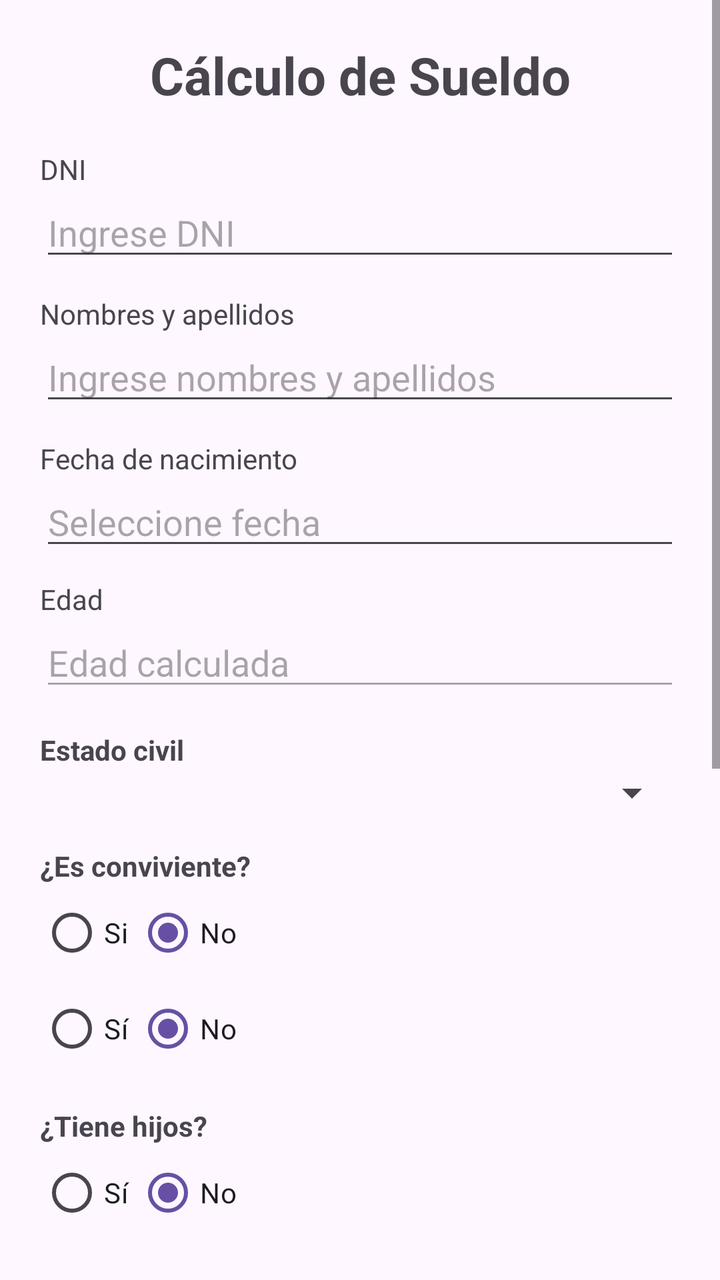
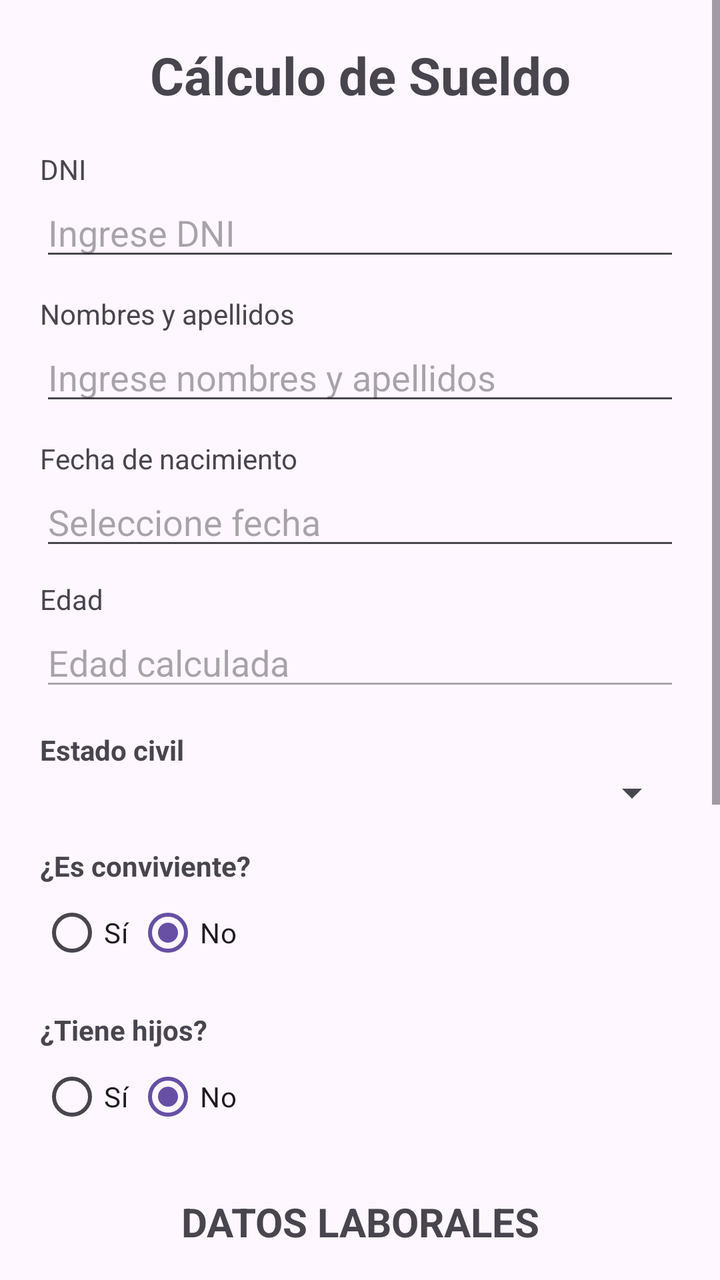

The first picture is an Android layout as it rendered before a commit; the second is the same layout after the commit. The layout source and the unified diff follow.
<!-- AndroidManifest.xml: application theme Theme.AppSueldo -->
<!-- res/layout/activity_main.xml -->
<?xml version="1.0" encoding="utf-8"?>
<androidx.constraintlayout.widget.ConstraintLayout xmlns:android="http://schemas.android.com/apk/res/android"
    xmlns:app="http://schemas.android.com/apk/res-auto"
    xmlns:tools="http://schemas.android.com/tools"
    android:id="@+id/main"
    android:layout_width="match_parent"
    android:layout_height="match_parent"
    tools:context=".MainActivity">

    <ScrollView
        android:layout_width="match_parent"
        android:layout_height="match_parent">

        <LinearLayout
            android:layout_width="match_parent"
            android:layout_height="wrap_content"
            android:orientation="vertical"
            android:padding="20dp">

            

            <TextView
                android:layout_width="match_parent"
                android:layout_height="wrap_content"
                android:text="Cálculo de Sueldo"
                android:textSize="26sp"
                android:textStyle="bold"
                android:gravity="center"
                android:layout_marginBottom="20dp"/>

            

            <TextView
                android:layout_width="wrap_content"
                android:layout_height="wrap_content"
                android:text="DNI"/>

            <EditText
                android:id="@+id/txtDni"
                android:layout_width="match_parent"
                android:layout_height="wrap_content"
                android:hint="Ingrese DNI"
                android:inputType="number"
                android:maxLength="8"/>

            

            <TextView
                android:layout_width="wrap_content"
                android:layout_height="wrap_content"
                android:text="Nombres y apellidos"
                android:layout_marginTop="12dp"/>

            <EditText
                android:id="@+id/txtNombres"
                android:layout_width="match_parent"
                android:layout_height="wrap_content"
                android:hint="Ingrese nombres y apellidos"/>

            

            <TextView
                android:layout_width="wrap_content"
                android:layout_height="wrap_content"
                android:text="Fecha de nacimiento"
                android:layout_marginTop="12dp"/>

            <EditText
                android:id="@+id/txtFechaNacimiento"
                android:layout_width="match_parent"
                android:layout_height="wrap_content"
                android:hint="Seleccione fecha"
                android:focusable="false"
                android:clickable="true" />

            

            <TextView
                android:layout_width="wrap_content"
                android:layout_height="wrap_content"
                android:text="Edad"
                android:layout_marginTop="10dp"/>

            <EditText
                android:id="@+id/txtEdad"
                android:layout_width="match_parent"
                android:layout_height="wrap_content"
                android:hint="Edad calculada"
                android:enabled="false"/>

            

            <TextView
                android:layout_width="wrap_content"
                android:layout_height="wrap_content"
                android:text="Estado civil"
                android:textStyle="bold"
                android:layout_marginTop="15dp"/>

            <Spinner
                android:id="@+id/spEstadoCivil"
                android:layout_width="match_parent"
                android:layout_height="wrap_content"/>

            

            <TextView
                android:layout_width="wrap_content"
                android:layout_height="wrap_content"
                android:text="¿Es conviviente?"
                android:textStyle="bold"
                android:layout_marginTop="15dp"/>

            <RadioGroup
                android:id="@+id/rgConvivientePrueba"
                android:layout_width="match_parent"
                android:layout_height="match_parent"
                android:orientation="horizontal">

                <RadioButton
                    android:id="@+id/rbConvivientePruebaSi"
                    android:layout_width="wrap_content"
                    android:layout_height="wrap_content"
                    android:text="Si" />

                <RadioButton
                    android:id="@+id/rbConvivientePruebaNo"
                    android:layout_width="wrap_content"
                    android:layout_height="wrap_content"
                    android:checked="true"
                    android:text="No" />
            </RadioGroup>

            <RadioGroup
                android:id="@+id/rgConviviente"
                android:layout_width="match_parent"
                android:layout_height="wrap_content"
                android:orientation="horizontal">

                <RadioButton
                    android:id="@+id/rbConvivienteSi"
                    android:layout_width="wrap_content"
                    android:layout_height="wrap_content"
                    android:text="Sí"/>

                <RadioButton
                    android:id="@+id/rbConvivienteNo"
                    android:layout_width="wrap_content"
                    android:layout_height="wrap_content"
                    android:text="No"
                    android:checked="true"/>

            </RadioGroup>

            

            <TextView
                android:layout_width="wrap_content"
                android:layout_height="wrap_content"
                android:text="¿Tiene hijos?"
                android:textStyle="bold"
                android:layout_marginTop="15dp"/>

            <RadioGroup
                android:id="@+id/rgHijos"
                android:layout_width="match_parent"
                android:layout_height="wrap_content"
                android:orientation="horizontal">

                <RadioButton
                    android:id="@+id/rbHijosSi"
                    android:layout_width="wrap_content"
                    android:layout_height="wrap_content"
                    android:text="Sí"/>

                <RadioButton
                    android:id="@+id/rbHijosNo"
                    android:layout_width="wrap_content"
                    android:layout_height="wrap_content"
                    android:text="No"
                    android:checked="true"/>

            </RadioGroup>

            

            <LinearLayout
                android:id="@+id/contenedorHijos"
                android:layout_width="match_parent"
                android:layout_height="wrap_content"
                android:orientation="vertical"
                android:visibility="gone">

                <TextView
                    android:layout_width="wrap_content"
                    android:layout_height="wrap_content"
                    android:text="Cantidad de hijos"/>

                <EditText
                    android:id="@+id/txtCantidadHijos"
                    android:layout_width="match_parent"
                    android:layout_height="wrap_content"
                    android:hint="Cantidad"
                    android:inputType="number"/>

            </LinearLayout>

            

            <TextView
                android:layout_width="match_parent"
                android:layout_height="wrap_content"
                android:text="DATOS LABORALES"
                android:textSize="20sp"
                android:textStyle="bold"
                android:gravity="center"
                android:layout_marginTop="25dp"
                android:layout_marginBottom="15dp"/>

            

            <TextView
                android:layout_width="wrap_content"
                android:layout_height="wrap_content"
                android:text="Horas trabajadas"/>

            <EditText
                android:id="@+id/txtHoras"
                android:layout_width="match_parent"
                android:layout_height="wrap_content"
                android:hint="Ingrese horas trabajadas"
                android:inputType="numberDecimal"/>

            

            <TextView
                android:layout_width="wrap_content"
                android:layout_height="wrap_content"
                android:text="Turno"
                android:textStyle="bold"
                android:layout_marginTop="15dp"/>

            <RadioGroup
                android:id="@+id/rgTurno"
                android:layout_width="match_parent"
                android:layout_height="wrap_content"
                android:orientation="horizontal">

                <RadioButton
                    android:id="@+id/rbManana"
                    android:layout_width="wrap_content"
                    android:layout_height="wrap_content"
                    android:text="Mañana"
                    android:checked="true"/>

                <RadioButton
                    android:id="@+id/rbNoche"
                    android:layout_width="wrap_content"
                    android:layout_height="wrap_content"
                    android:text="Noche"/>

            </RadioGroup>

            

            <TextView
                android:layout_width="wrap_content"
                android:layout_height="wrap_content"
                android:text="Pago por hora"
                android:layout_marginTop="10dp"/>

            <EditText
                android:id="@+id/txtPagoHora"
                android:layout_width="match_parent"
                android:layout_height="wrap_content"
                android:text="50.00"
                android:enabled="false"/>

            

            <Button
                android:id="@+id/btnCalcular"
                android:layout_width="match_parent"
                android:layout_height="wrap_content"
                android:text="CALCULAR SUELDO"
                android:textSize="17sp"
                android:layout_marginTop="25dp"/>

            

            <TextView
                android:id="@+id/lblResultado"
                android:layout_width="match_parent"
                android:layout_height="wrap_content"
                android:text=""
                android:textSize="17sp"
                android:layout_marginTop="20dp"
                android:padding="15dp"/>

        </LinearLayout>

    </ScrollView>

</androidx.constraintlayout.widget.ConstraintLayout>
<!-- resources referenced by this layout -->
<resources>
  <style name="Theme.AppSueldo" parent="Base.Theme.AppSueldo" />
  <style name="Base.Theme.AppSueldo" parent="Theme.Material3.DayNight.NoActionBar">
          
          
      </style>
</resources>

<!-- the commit's change to res/layout/activity_main.xml (unified diff, before → after) -->
@@ -112,26 +112,6 @@
                 android:layout_marginTop="15dp"/>
 
             <RadioGroup
-                android:id="@+id/rgConvivientePrueba"
-                android:layout_width="match_parent"
-                android:layout_height="match_parent"
-                android:orientation="horizontal">
-
-                <RadioButton
-                    android:id="@+id/rbConvivientePruebaSi"
-                    android:layout_width="wrap_content"
-                    android:layout_height="wrap_content"
-                    android:text="Si" />
-
-                <RadioButton
-                    android:id="@+id/rbConvivientePruebaNo"
-                    android:layout_width="wrap_content"
-                    android:layout_height="wrap_content"
-                    android:checked="true"
-                    android:text="No" />
-            </RadioGroup>
-
-            <RadioGroup
                 android:id="@+id/rgConviviente"
                 android:layout_width="match_parent"
                 android:layout_height="wrap_content"
